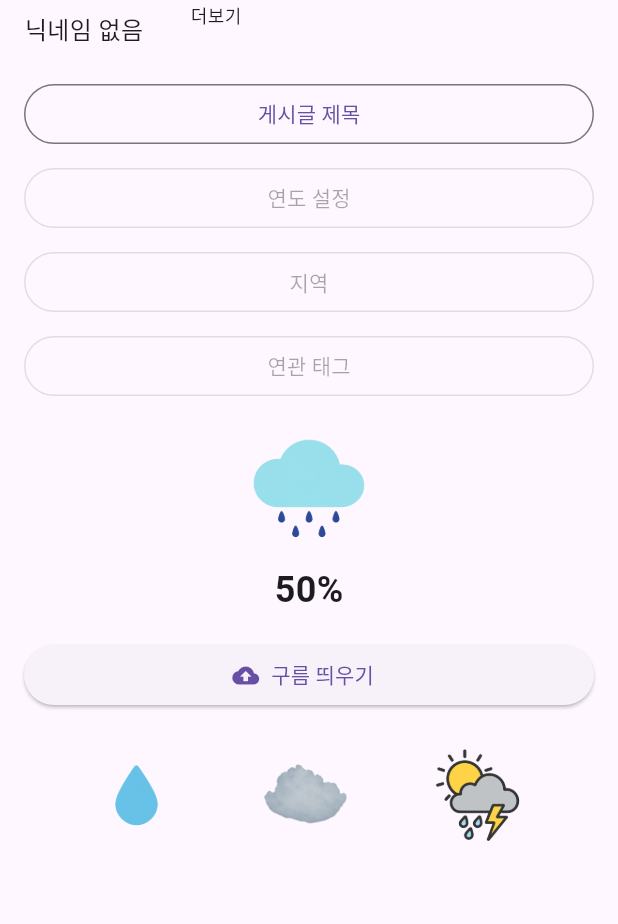
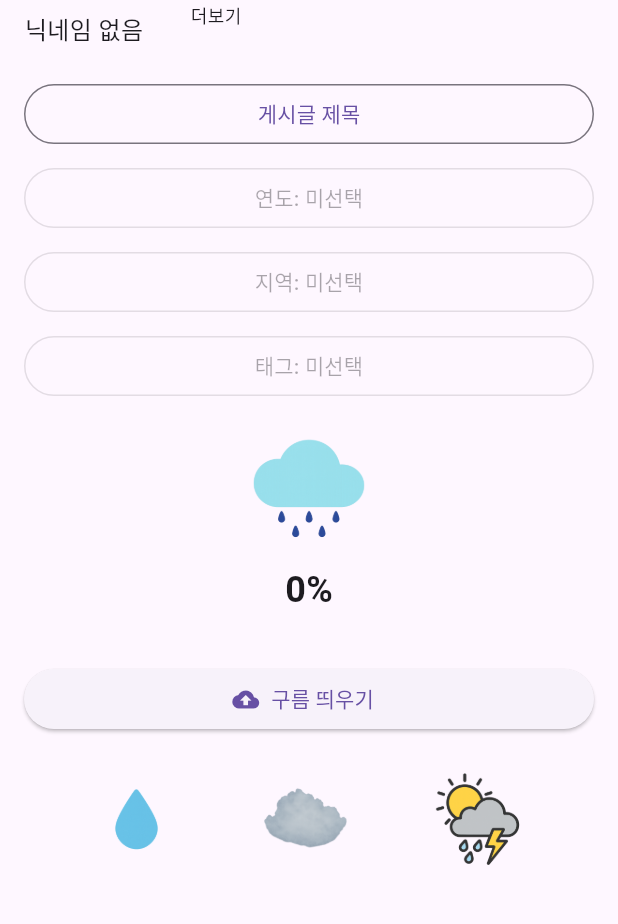
Before and after one commit to cheomji95/front_connect, a Flutter app: the HomeScreen screen opened by its route, on a phone screen of 412 x 824 dp, the part 216-1140 px from its top. Run offline on Flutter 3.47's test engine with Material 3 defaults, Android fonts, the phone set to English and light mode, and no system bars; our stand-ins replace dio, geocoding, geolocator, google_maps_flutter, image_picker, permission_handler and 1 more; accounts and stored records are empty; network calls fail.

Commit message:
메인기능 완성

```diff
--- /dev/null
+++ b/lib/models/matched_post.dart
@@ -0,0 +1,20 @@
+// models/matched_post.dart
+class MatchedPost {
+  final int postId;
+  final String title;
+  final int matchRate;
+
+  MatchedPost({
+    required this.postId,
+    required this.title,
+    required this.matchRate,
+  });
+
+  factory MatchedPost.fromJson(Map<String, dynamic> json) {
+    return MatchedPost(
+      postId: json['post_id'],
+      title: json['title'],
+      matchRate: json['match_rate'],
+    );
+  }
+}
--- a/lib/screens/edit_post_screen.dart
+++ b/lib/screens/edit_post_screen.dart
@@ -69,7 +69,7 @@ class _EditPostScreenState extends State<EditPostScreen> {
   final LatLng? result = await Navigator.push(
     context,
     MaterialPageRoute(
-      builder: (_) => const LocationPickerScreen(
+      builder: (_) => LocationPickerScreen(
         selectedYear: null,        // ✅ null 또는 String
         selectedRegion: null,      // ✅ null 또는 String
         selectedTags: [],          // ✅ List<String>
--- a/lib/screens/friend_detail_screen.dart
+++ b/lib/screens/friend_detail_screen.dart
@@ -61,7 +61,7 @@ class _FriendDetailScreenState extends State<FriendDetailScreen> {
           Navigator.push(
             context,
             MaterialPageRoute(
-              builder: (_) => PostDetailScreen(post: post),
+              builder: (_) => PostDetailScreen(postId: post.id),
             ),
           );
         },
--- a/lib/screens/home_screen.dart
+++ b/lib/screens/home_screen.dart
@@ -7,6 +7,7 @@ import '../models/avatar_model.dart';
 import '../models/recent_friend.dart';
 import '../models/friend_model.dart';
 import '../models/post_model.dart';
+import '../models/matched_post.dart';
 import '../services/profile_service.dart';
 import '../services/friend_service.dart';
 import '../services/post_service.dart';
@@ -27,6 +28,11 @@ class _HomeScreenState extends State<HomeScreen> {
   List<Post> myPosts = [];
   bool showMyPosts = false;
   int currentPage = 0;
+
+  Post? _selectedPost;
+  List<MatchedPost> _matchedPosts = [];
+  int _matchRate = 0;
+  int _currentMatchIndex = 0;
 
   List<Post> get pagedPosts {
     final start = currentPage * 3;
@@ -175,8 +181,8 @@ class _HomeScreenState extends State<HomeScreen> {
                           }).toList(),
                           GestureDetector(
                             onTap: () => Navigator.pushNamed(context, '/friends'),
-                            child: const Column(
-                              children: [
+                            child: Column(
+                              children: const [
                                 CircleAvatar(
                                   radius: 24,
                                   backgroundColor: Color(0xFFE0D7F7),
@@ -200,9 +206,13 @@ class _HomeScreenState extends State<HomeScreen> {
             Column(
               children: [
                 FilterButton(label: '게시글 제목', onTap: _loadMyPosts),
-                const FilterButton(label: '연도 설정'),
-                const FilterButton(label: '지역'),
-                const FilterButton(label: '연관 태그'),
+                FilterButton(label: '연도: ${_selectedPost?.year ?? '미선택'}'),
+                FilterButton(label: '지역: ${_selectedPost?.region ?? '미선택'}'),
+                FilterButton(
+                  label: '태그: ${_selectedPost?.tags.map((t) => t['name']).join(', ') ?? '미선택'}',
+                ),
+
+
               ],
             ),
 
@@ -216,7 +226,11 @@ class _HomeScreenState extends State<HomeScreen> {
                         : const Icon(Icons.image_not_supported),
                     title: Text(p.title),
                     subtitle: Text('${p.year} · ${p.region}'),
-                    onTap: () {},
+                    onTap: () {
+                      setState(() {
+                        _selectedPost = p;
+                      });
+                    },
                   )),
               Row(
                 mainAxisAlignment: MainAxisAlignment.center,
@@ -241,12 +255,80 @@ class _HomeScreenState extends State<HomeScreen> {
             Center(
               child: Column(
                 children: [
-                  Image.asset('assets/icons/구름.png', width: 120),
+                  // 구름 이미지 (탭 시 연관도 API 호출)
+                  GestureDetector(
+                    onTap: _onCloudTap,
+                    child: Image.asset('assets/icons/구름.png', width: 120),
+                  ),
                   const SizedBox(height: 8),
-                  const Text('50%', style: TextStyle(fontSize: 24, fontWeight: FontWeight.bold)),
+
+                  // 유사도 퍼센트 표시
+                  Text(
+                    '$_matchRate%',
+                    style: const TextStyle(fontSize: 24, fontWeight: FontWeight.bold),
+                  ),
+
+                  const SizedBox(height: 8),
+
+                  // 유사 게시글 제목 표시
+                  if (_matchedPosts.isNotEmpty)
+                    GestureDetector(
+                      onTap: () {
+                        final postId = _matchedPosts[_currentMatchIndex].postId;
+
+                        Navigator.pushNamed(
+                          context,
+                          '/post-detail',
+                          arguments: postId, // 🔥 postId만 넘김
+                        );
+                      },
+                      child: Text(
+                        _matchedPosts[_currentMatchIndex].title,
+                        style: const TextStyle(
+                          fontSize: 16,
+                          fontWeight: FontWeight.bold,
+                          decoration: TextDecoration.underline,
+                          color: Colors.blue,
+                        ),
+                      ),
+                    ),
+
+                  const SizedBox(height: 8),
+
+                  // 좌우 넘기기 버튼
+                  if (_matchedPosts.length > 1)
+                    Row(
+                      mainAxisAlignment: MainAxisAlignment.center,
+                      children: [
+                        IconButton(
+                          icon: const Icon(Icons.arrow_back),
+                          onPressed: _currentMatchIndex > 0
+                              ? () {
+                                  setState(() {
+                                    _currentMatchIndex--;
+                                    _matchRate = _matchedPosts[_currentMatchIndex].matchRate;
+                                  });
+                                }
+                              : null,
+                        ),
+                        Text('${_currentMatchIndex + 1} / ${_matchedPosts.length}'),
+                        IconButton(
+                          icon: const Icon(Icons.arrow_forward),
+                          onPressed: _currentMatchIndex < _matchedPosts.length - 1
+                              ? () {
+                                  setState(() {
+                                    _currentMatchIndex++;
+                                    _matchRate = _matchedPosts[_currentMatchIndex].matchRate;
+                                  });
+                                }
+                              : null,
+                        ),
+                      ],
+                    ),
                 ],
               ),
             ),
+
 
             const SizedBox(height: 16),
 
@@ -283,6 +365,25 @@ class _HomeScreenState extends State<HomeScreen> {
       ),
     );
   }
+  Future<void> _onCloudTap() async {
+    if (_selectedPost == null) return;
+
+    try {
+      final matches = await PostService.getMatchedPosts(_selectedPost!.id);
+      if (matches.isNotEmpty) {
+        print('📦 받아온 유사 게시글 제목: ${matches.first.title}'); // ✅ 여기에 추가
+
+        setState(() {
+          _matchedPosts = matches;
+          _currentMatchIndex = 0;
+          _matchRate = matches.first.matchRate;
+        });
+      }
+    } catch (e) {
+      debugPrint('❌ 연관도 계산 실패: $e');
+    }
+  }
+
 }
 
 class FilterButton extends StatelessWidget {
--- a/lib/screens/location_picker_screen.dart
+++ b/lib/screens/location_picker_screen.dart
@@ -204,7 +204,7 @@ class _LocationPickerScreenState extends State<LocationPickerScreen> {
                   Navigator.push(
                     context,
                     MaterialPageRoute(
-                      builder: (_) => PostDetailScreen(post: _selectedPost!),
+                      builder: (_) => PostDetailScreen(postId: _selectedPost!.id),
                     ),
                   );
                 },
--- a/lib/screens/my_post_create_screen.dart
+++ b/lib/screens/my_post_create_screen.dart
@@ -56,7 +56,7 @@ class _PostCreateScreenState extends State<PostCreateScreen> {
       MaterialPageRoute(builder: (_) => LocationPickerScreen(
         selectedYear: selectedYear,
         selectedRegion: selectedRegion,
-        selectedTags: const [],
+        selectedTags: [],
       )),
     );
 
--- a/lib/screens/my_post_screen.dart
+++ b/lib/screens/my_post_screen.dart
@@ -97,7 +97,7 @@ class _MyPostsScreenState extends State<MyPostsScreen> {
                           await Navigator.push(
                             context,
                             MaterialPageRoute(
-                              builder: (_) => PostDetailScreen(post: post),
+                              builder: (_) => PostDetailScreen(postId: post.id),
                             ),
                           );
                         },
--- a/lib/screens/recent_posts_screen.dart
+++ b/lib/screens/recent_posts_screen.dart
@@ -118,7 +118,7 @@ class _RecentPostsScreenState extends State<RecentPostsScreen> {
                                 Navigator.push(
                                   context,
                                   MaterialPageRoute(
-                                    builder: (context) => PostDetailScreen(post: post),
+                                    builder: (context) => PostDetailScreen(postId: post.id),
                                   ),
                                 );
                               },
--- a/lib/services/friend_service.dart
+++ b/lib/services/friend_service.dart
@@ -14,7 +14,7 @@ class FriendService {
 
   // ✅ 유저 검색
   Future<List<SearchUser>> searchUsers(String nickname, String token) async {
-    const url = 'https://connect.io.kr/users/search';
+    final url = 'https://connect.io.kr/users/search';
     final headers = {'Authorization': 'Bearer $token'};
 
     print('▶ [searchUsers] 요청 URL: $url?nickname=$nickname');
```
Also changed, not shown: lib/main.dart (+10 -1 lines), lib/screens/map_screen.dart (+3 -7 lines), lib/screens/post_detail_screen.dart (+37 -29 lines), lib/screens/weather_insight_screen.dart (+2 -13 lines), lib/services/post_service.dart (+14 -0 lines).
